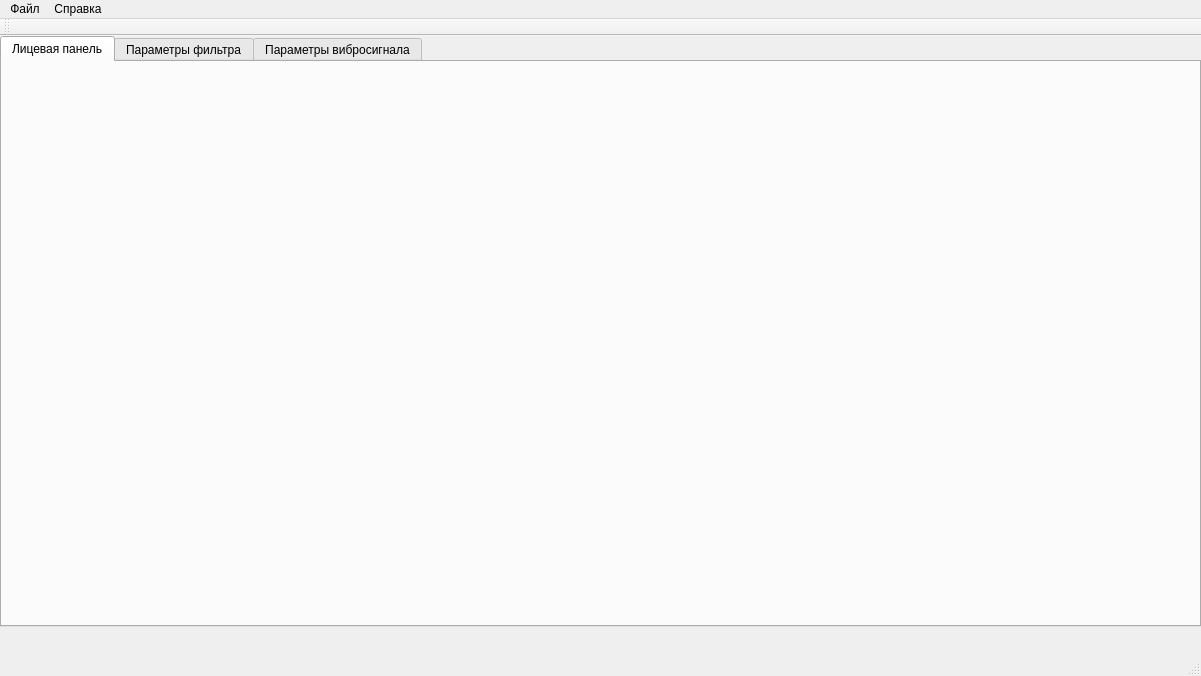
Above: vibrostand/mainwindow.ui from victorcrimea/vibrostand_laboratory before the change. Below: the same form after it.
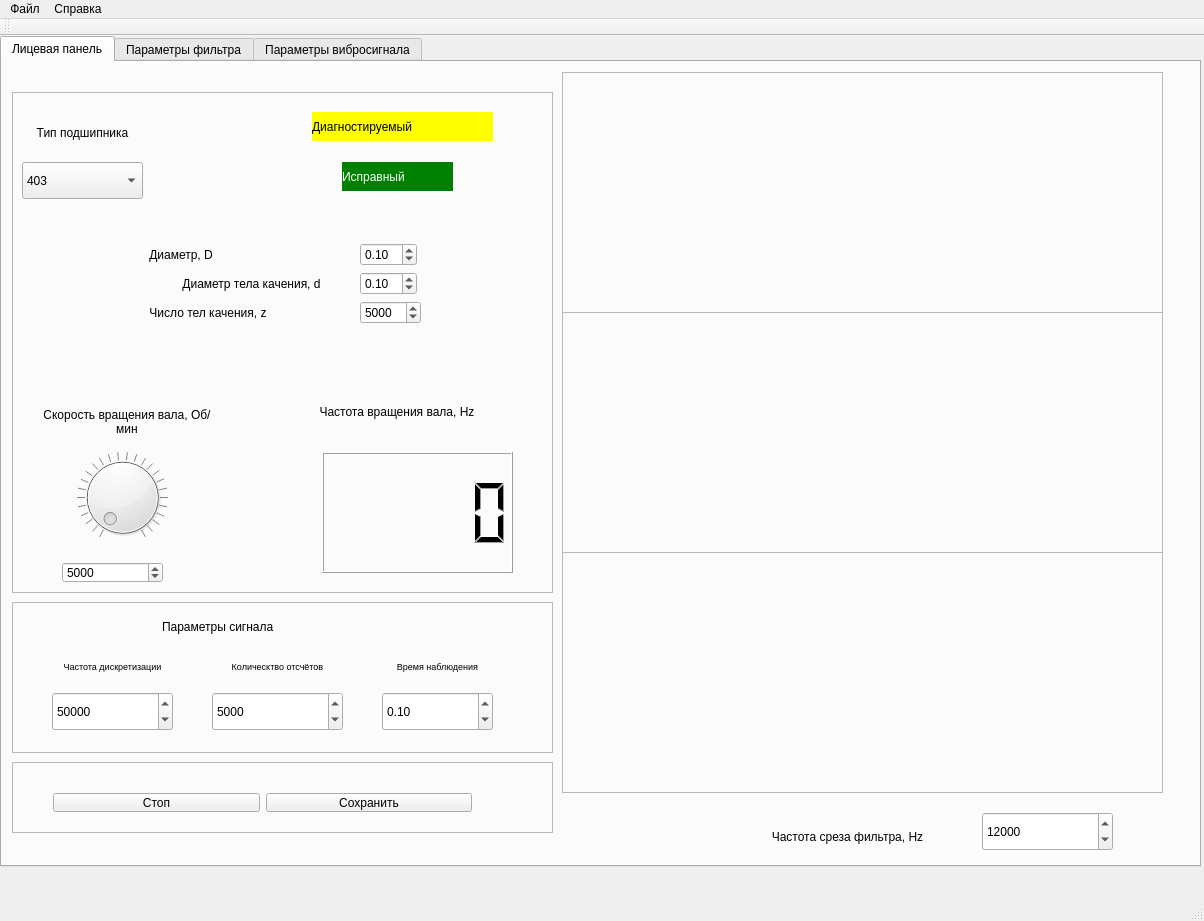
That is the form after the change. The open tabs and pages were chosen to show the change.

```diff
--- a/vibrostand/mainwindow.ui
+++ b/vibrostand/mainwindow.ui
@@ -6,8 +6,8 @@
    <rect>
     <x>0</x>
     <y>0</y>
-    <width>1201</width>
-    <height>676</height>
+    <width>1204</width>
+    <height>921</height>
    </rect>
   </property>
   <property name="windowTitle">
@@ -20,7 +20,7 @@
       <x>0</x>
       <y>0</y>
       <width>1201</width>
-      <height>591</height>
+      <height>831</height>
      </rect>
     </property>
     <property name="currentIndex">
@@ -30,6 +30,627 @@
      <attribute name="title">
       <string>Лицевая панель</string>
      </attribute>
+     <widget class="QFrame" name="frame_4">
+      <property name="geometry">
+       <rect>
+        <x>560</x>
+        <y>10</y>
+        <width>601</width>
+        <height>241</height>
+       </rect>
+      </property>
+      <property name="frameShape">
+       <enum>QFrame::StyledPanel</enum>
+      </property>
+      <property name="frameShadow">
+       <enum>QFrame::Raised</enum>
+      </property>
+     </widget>
+     <widget class="QFrame" name="frame_5">
+      <property name="geometry">
+       <rect>
+        <x>560</x>
+        <y>250</y>
+        <width>601</width>
+        <height>241</height>
+       </rect>
+      </property>
+      <property name="frameShape">
+       <enum>QFrame::StyledPanel</enum>
+      </property>
+      <property name="frameShadow">
+       <enum>QFrame::Raised</enum>
+      </property>
+     </widget>
+     <widget class="QFrame" name="frame_6">
+      <property name="geometry">
+       <rect>
+        <x>560</x>
+        <y>490</y>
+        <width>601</width>
+        <height>241</height>
+       </rect>
+      </property>
+      <property name="frameShape">
+       <enum>QFrame::StyledPanel</enum>
+      </property>
+      <property name="frameShadow">
+       <enum>QFrame::Raised</enum>
+      </property>
+     </widget>
+     <widget class="QFrame" name="frame_7">
+      <property name="geometry">
+       <rect>
+        <x>10</x>
+        <y>700</y>
+        <width>541</width>
+        <height>71</height>
+       </rect>
+      </property>
+      <property name="frameShape">
+       <enum>QFrame::StyledPanel</enum>
+      </property>
+      <property name="frameShadow">
+       <enum>QFrame::Raised</enum>
+      </property>
+      <widget class="QWidget" name="">
+       <property name="geometry">
+        <rect>
+         <x>30</x>
+         <y>20</y>
+         <width>441</width>
+         <height>41</height>
+        </rect>
+       </property>
+       <layout class="QHBoxLayout" name="horizontalLayout_3">
+        <item>
+         <widget class="QPushButton" name="pushButton">
+          <property name="layoutDirection">
+           <enum>Qt::LeftToRight</enum>
+          </property>
+          <property name="text">
+           <string>Стоп</string>
+          </property>
+          <property name="flat">
+           <bool>false</bool>
+          </property>
+         </widget>
+        </item>
+        <item>
+         <widget class="QPushButton" name="pushButton_2">
+          <property name="layoutDirection">
+           <enum>Qt::LeftToRight</enum>
+          </property>
+          <property name="text">
+           <string>Сохранить</string>
+          </property>
+          <property name="flat">
+           <bool>false</bool>
+          </property>
+         </widget>
+        </item>
+       </layout>
+      </widget>
+     </widget>
+     <widget class="QFrame" name="frame_8">
+      <property name="geometry">
+       <rect>
+        <x>10</x>
+        <y>540</y>
+        <width>541</width>
+        <height>151</height>
+       </rect>
+      </property>
+      <property name="frameShape">
+       <enum>QFrame::StyledPanel</enum>
+      </property>
+      <property name="frameShadow">
+       <enum>QFrame::Raised</enum>
+      </property>
+      <widget class="QLabel" name="label_13">
+       <property name="geometry">
+        <rect>
+         <x>150</x>
+         <y>10</y>
+         <width>211</width>
+         <height>29</height>
+        </rect>
+       </property>
+       <property name="text">
+        <string>Параметры сигнала</string>
+       </property>
+      </widget>
+      <widget class="QSpinBox" name="spinBox_4">
+       <property name="geometry">
+        <rect>
+         <x>40</x>
+         <y>90</y>
+         <width>121</width>
+         <height>39</height>
+        </rect>
+       </property>
+       <property name="maximum">
+        <number>100000</number>
+       </property>
+       <property name="value">
+        <number>50000</number>
+       </property>
+      </widget>
+      <widget class="QSpinBox" name="spinBox_5">
+       <property name="geometry">
+        <rect>
+         <x>200</x>
+         <y>90</y>
+         <width>131</width>
+         <height>39</height>
+        </rect>
+       </property>
+       <property name="maximum">
+        <number>10000</number>
+       </property>
+       <property name="value">
+        <number>5000</number>
+       </property>
+      </widget>
+      <widget class="QDoubleSpinBox" name="doubleSpinBox_6">
+       <property name="geometry">
+        <rect>
+         <x>370</x>
+         <y>90</y>
+         <width>111</width>
+         <height>39</height>
+        </rect>
+       </property>
+       <property name="singleStep">
+        <double>0.100000000000000</double>
+       </property>
+       <property name="value">
+        <double>0.100000000000000</double>
+       </property>
+      </widget>
+      <widget class="QLabel" name="label_14">
+       <property name="geometry">
+        <rect>
+         <x>30</x>
+         <y>50</y>
+         <width>141</width>
+         <height>29</height>
+        </rect>
+       </property>
+       <property name="font">
+        <font>
+         <pointsize>7</pointsize>
+        </font>
+       </property>
+       <property name="text">
+        <string>Частота дискретизации</string>
+       </property>
+       <property name="alignment">
+        <set>Qt::AlignCenter</set>
+       </property>
+       <property name="wordWrap">
+        <bool>true</bool>
+       </property>
+      </widget>
+      <widget class="QLabel" name="label_15">
+       <property name="geometry">
+        <rect>
+         <x>200</x>
+         <y>50</y>
+         <width>131</width>
+         <height>29</height>
+        </rect>
+       </property>
+       <property name="font">
+        <font>
+         <pointsize>7</pointsize>
+        </font>
+       </property>
+       <property name="text">
+        <string>Колическтво отсчётов</string>
+       </property>
+       <property name="alignment">
+        <set>Qt::AlignCenter</set>
+       </property>
+       <property name="wordWrap">
+        <bool>true</bool>
+       </property>
+      </widget>
+      <widget class="QLabel" name="label_16">
+       <property name="geometry">
+        <rect>
+         <x>370</x>
+         <y>50</y>
+         <width>111</width>
+         <height>29</height>
+        </rect>
+       </property>
+       <property name="font">
+        <font>
+         <pointsize>7</pointsize>
+        </font>
+       </property>
+       <property name="text">
+        <string>Время наблюдения</string>
+       </property>
+       <property name="alignment">
+        <set>Qt::AlignCenter</set>
+       </property>
+       <property name="wordWrap">
+        <bool>true</bool>
+       </property>
+      </widget>
+     </widget>
+     <widget class="QFrame" name="frame_9">
+      <property name="geometry">
+       <rect>
+        <x>10</x>
+        <y>30</y>
+        <width>541</width>
+        <height>501</height>
+       </rect>
+      </property>
+      <property name="frameShape">
+       <enum>QFrame::StyledPanel</enum>
+      </property>
+      <property name="frameShadow">
+       <enum>QFrame::Raised</enum>
+      </property>
+      <widget class="QLabel" name="label_21">
+       <property name="geometry">
+        <rect>
+         <x>10</x>
+         <y>10</y>
+         <width>121</width>
+         <height>61</height>
+        </rect>
+       </property>
+       <property name="font">
+        <font>
+         <pointsize>9</pointsize>
+        </font>
+       </property>
+       <property name="text">
+        <string>Тип подшипника</string>
+       </property>
+       <property name="alignment">
+        <set>Qt::AlignCenter</set>
+       </property>
+       <property name="wordWrap">
+        <bool>true</bool>
+       </property>
+      </widget>
+      <widget class="QComboBox" name="comboBox_4">
+       <property name="geometry">
+        <rect>
+         <x>10</x>
+         <y>70</y>
+         <width>121</width>
+         <height>37</height>
+        </rect>
+       </property>
+       <item>
+        <property name="text">
+         <string>403</string>
+        </property>
+       </item>
+       <item>
+        <property name="text">
+         <string>405</string>
+        </property>
+       </item>
+       <item>
+        <property name="text">
+         <string>406</string>
+        </property>
+       </item>
+      </widget>
+      <widget class="QDial" name="dial">
+       <property name="geometry">
+        <rect>
+         <x>60</x>
+         <y>360</y>
+         <width>101</width>
+         <height>91</height>
+        </rect>
+       </property>
+       <property name="maximum">
+        <number>12000</number>
+       </property>
+       <property name="singleStep">
+        <number>10</number>
+       </property>
+       <property name="pageStep">
+        <number>10</number>
+       </property>
+       <property name="value">
+        <number>0</number>
+       </property>
+       <property name="tracking">
+        <bool>true</bool>
+       </property>
+       <property name="wrapping">
+        <bool>false</bool>
+       </property>
+       <property name="notchesVisible">
+        <bool>true</bool>
+       </property>
+      </widget>
+      <widget class="QSpinBox" name="spinBox_9">
+       <property name="geometry">
+        <rect>
+         <x>50</x>
+         <y>470</y>
+         <width>101</width>
+         <height>21</height>
+        </rect>
+       </property>
+       <property name="font">
+        <font>
+         <pointsize>9</pointsize>
+        </font>
+       </property>
+       <property name="maximum">
+        <number>12000</number>
+       </property>
+       <property name="value">
+        <number>5000</number>
+       </property>
+      </widget>
+      <widget class="QLCDNumber" name="lcdNumber">
+       <property name="geometry">
+        <rect>
+         <x>310</x>
+         <y>360</y>
+         <width>191</width>
+         <height>121</height>
+        </rect>
+       </property>
+       <property name="smallDecimalPoint">
+        <bool>false</bool>
+       </property>
+       <property name="segmentStyle">
+        <enum>QLCDNumber::Filled</enum>
+       </property>
+      </widget>
+      <widget class="QLabel" name="label_26">
+       <property name="geometry">
+        <rect>
+         <x>300</x>
+         <y>300</y>
+         <width>170</width>
+         <height>39</height>
+        </rect>
+       </property>
+       <property name="font">
+        <font>
+         <pointsize>9</pointsize>
+        </font>
+       </property>
+       <property name="text">
+        <string>Частота вращения вала, Hz</string>
+       </property>
+       <property name="alignment">
+        <set>Qt::AlignCenter</set>
+       </property>
+       <property name="wordWrap">
+        <bool>true</bool>
+       </property>
+      </widget>
+      <widget class="QLabel" name="label_27">
+       <property name="geometry">
+        <rect>
+         <x>30</x>
+         <y>310</y>
+         <width>170</width>
+         <height>39</height>
+        </rect>
+       </property>
+       <property name="font">
+        <font>
+         <pointsize>9</pointsize>
+        </font>
+       </property>
+       <property name="text">
+        <string>Скорость вращения вала, Об/мин</string>
+       </property>
+       <property name="alignment">
+        <set>Qt::AlignCenter</set>
+       </property>
+       <property name="wordWrap">
+        <bool>true</bool>
+       </property>
+      </widget>
+      <widget class="QLabel" name="label_23">
+       <property name="geometry">
+        <rect>
+         <x>300</x>
+         <y>20</y>
+         <width>181</width>
+         <height>29</height>
+        </rect>
+       </property>
+       <property name="styleSheet">
+        <string notr="true">QLabel { background-color : yellow; color : black; }</string>
+       </property>
+       <property name="text">
+        <string>Диагностируемый</string>
+       </property>
+      </widget>
+      <widget class="QLabel" name="label_28">
+       <property name="geometry">
+        <rect>
+         <x>330</x>
+         <y>70</y>
+         <width>111</width>
+         <height>29</height>
+        </rect>
+       </property>
+       <property name="styleSheet">
+        <string notr="true">QLabel { background-color : green; color : white; }</string>
+       </property>
+       <property name="text">
+        <string>Исправный</string>
+       </property>
+      </widget>
+      <widget class="QWidget" name="">
+       <property name="geometry">
+        <rect>
+         <x>10</x>
+         <y>140</y>
+         <width>521</width>
+         <height>145</height>
+        </rect>
+       </property>
+       <layout class="QFormLayout" name="formLayout">
+        <property name="sizeConstraint">
+         <enum>QLayout::SetDefaultConstraint</enum>
+        </property>
+        <property name="fieldGrowthPolicy">
+         <enum>QFormLayout::ExpandingFieldsGrow</enum>
+        </property>
+        <property name="rowWrapPolicy">
+         <enum>QFormLayout::DontWrapRows</enum>
+        </property>
+        <property name="labelAlignment">
+         <set>Qt::AlignLeading|Qt::AlignLeft|Qt::AlignVCenter</set>
+        </property>
+        <property name="formAlignment">
+         <set>Qt::AlignHCenter|Qt::AlignTop</set>
+        </property>
+        <item row="0" column="0">
+         <widget class="QLabel" name="label_22">
+          <property name="font">
+           <font>
+            <pointsize>9</pointsize>
+           </font>
+          </property>
+          <property name="text">
+           <string>Диаметр, D</string>
+          </property>
+          <property name="alignment">
+           <set>Qt::AlignCenter</set>
+          </property>
+          <property name="wordWrap">
+           <bool>true</bool>
+          </property>
+         </widget>
+        </item>
+        <item row="0" column="1">
+         <widget class="QDoubleSpinBox" name="doubleSpinBox_8">
+          <property name="singleStep">
+           <double>0.100000000000000</double>
+          </property>
+          <property name="value">
+           <double>0.100000000000000</double>
+          </property>
+         </widget>
+        </item>
+        <item row="1" column="0">
+         <widget class="QLabel" name="label_25">
+          <property name="minimumSize">
+           <size>
+            <width>205</width>
+            <height>0</height>
+           </size>
+          </property>
+          <property name="font">
+           <font>
+            <pointsize>9</pointsize>
+           </font>
+          </property>
+          <property name="text">
+           <string>Диаметр тела качения, d</string>
+          </property>
+          <property name="alignment">
+           <set>Qt::AlignCenter</set>
+          </property>
+          <property name="wordWrap">
+           <bool>true</bool>
+          </property>
+         </widget>
+        </item>
+        <item row="1" column="1">
+         <widget class="QDoubleSpinBox" name="doubleSpinBox_9">
+          <property name="singleStep">
+           <double>0.100000000000000</double>
+          </property>
+          <property name="value">
+           <double>0.100000000000000</double>
+          </property>
+         </widget>
+        </item>
+        <item row="2" column="0">
+         <widget class="QLabel" name="label_24">
+          <property name="font">
+           <font>
+            <pointsize>9</pointsize>
+           </font>
+          </property>
+          <property name="text">
+           <string>Число тел качения, z</string>
+          </property>
+          <property name="alignment">
+           <set>Qt::AlignCenter</set>
+          </property>
+          <property name="wordWrap">
+           <bool>true</bool>
+          </property>
+         </widget>
+        </item>
+        <item row="2" column="1">
+         <widget class="QSpinBox" name="spinBox_8">
+          <property name="maximum">
+           <number>10000</number>
+          </property>
+          <property name="value">
+           <number>5000</number>
+          </property>
+         </widget>
+        </item>
+       </layout>
+      </widget>
+     </widget>
+     <widget class="QLabel" name="label_29">
+      <property name="geometry">
+       <rect>
+        <x>720</x>
+        <y>760</y>
+        <width>251</width>
+        <height>29</height>
+       </rect>
+      </property>
+      <property name="font">
+       <font>
+        <pointsize>9</pointsize>
+       </font>
+      </property>
+      <property name="text">
+       <string>Частота среза фильтра, Hz</string>
+      </property>
+      <property name="alignment">
+       <set>Qt::AlignCenter</set>
+      </property>
+      <property name="wordWrap">
+       <bool>true</bool>
+      </property>
+     </widget>
+     <widget class="QSpinBox" name="spinBox_10">
+      <property name="geometry">
+       <rect>
+        <x>980</x>
+        <y>750</y>
+        <width>131</width>
+        <height>39</height>
+       </rect>
+      </property>
+      <property name="maximum">
+       <number>100000</number>
+      </property>
+      <property name="value">
+       <number>12000</number>
+      </property>
+     </widget>
     </widget>
     <widget class="QWidget" name="tab_2">
      <attribute name="title">
@@ -437,7 +1058,7 @@
     <rect>
      <x>0</x>
      <y>0</y>
-     <width>1201</width>
+     <width>1204</width>
      <height>35</height>
     </rect>
    </property>
```
Left out of the diff: 24 changed lines with no effect on the pictures.
